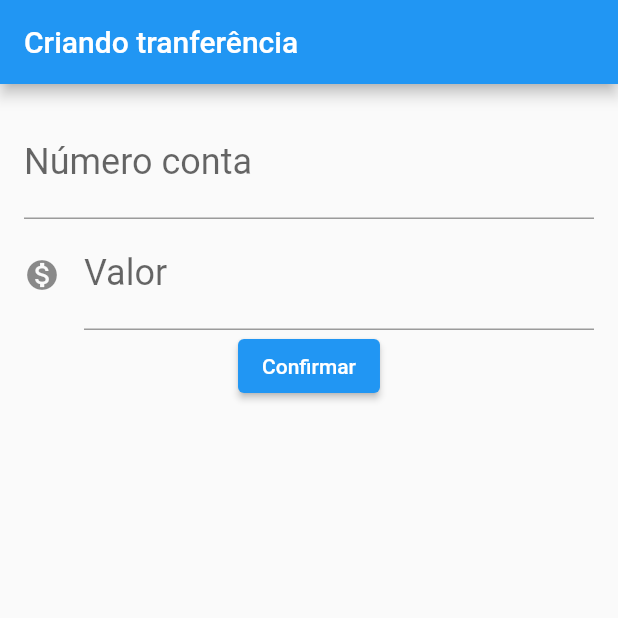
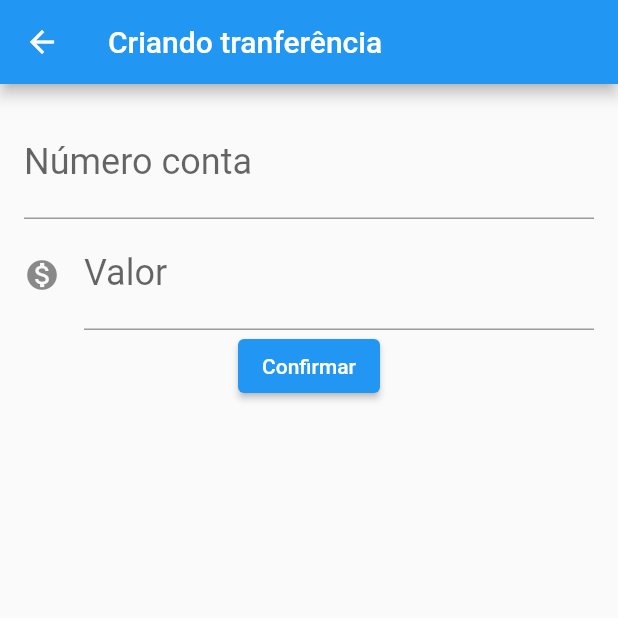
Before and after one commit to jefsterjr/bytebank, a Flutter app: the FormularioTransferencia screen opened directly, after a tap on "Confirmar", on a phone screen of 412 x 824 dp, the top half of it. Run offline on Flutter 3.47's test engine with Material 2 defaults, Android fonts, the phone set to English and light mode, and no system bars.

Commit message:
Implementação da lista dinamica

```diff
--- /dev/null
+++ b/lib/components/editor.dart
@@ -0,0 +1,22 @@
+import 'package:flutter/material.dart';
+
+class Editor extends StatelessWidget {
+  final TextEditingController? controller;
+  final String? label;
+  final String? hint;
+  final Icon? icon;
+
+  const Editor({this.controller, this.label, this.hint, this.icon});
+
+  @override
+  Widget build(BuildContext context) {
+    return TextField(
+        controller: controller,
+        style: textStyle(),
+        keyboardType: TextInputType.number,
+        decoration:
+            InputDecoration(labelText: label, hintText: hint, icon: icon));
+  }
+
+  TextStyle textStyle() => const TextStyle(fontSize: 24.0);
+}
--- a/lib/main.dart
+++ b/lib/main.dart
@@ -1,4 +1,4 @@
-import 'package:bytebank/transferencia/formulario.dart';
+import 'package:bytebank/transferencia/listagem.dart';
 import 'package:flutter/material.dart';
 
 void main() {
@@ -6,5 +6,5 @@ void main() {
 }
 
 MaterialApp ByteBankApp() {
-  return MaterialApp(home: FormularioTransferencia());
+  return MaterialApp(home: ListagemTransferencia());
 }
--- a/lib/transferencia/formulario.dart
+++ b/lib/transferencia/formulario.dart
@@ -1,3 +1,4 @@
+import 'package:bytebank/components/editor.dart';
 import 'package:bytebank/transferencia/transferencia.dart';
 import 'package:flutter/material.dart';
 
@@ -15,38 +16,18 @@ class FormularioTransferencia extends StatelessWidget {
           padding: const EdgeInsets.all(16.0),
           child: Column(
             children: <Widget>[
-              TextField(
-                controller: _controllerNumeroConta,
-                style: textStyle(),
-                key: const Key("numeroConta"),
-                keyboardType: TextInputType.number,
-                decoration: const InputDecoration(
-                    labelText: "Número conta", hintText: '0000'),
-              ),
-              TextField(
-                key: const Key("valor"),
-                controller: _controllerValor,
-                keyboardType: TextInputType.number,
-                decoration: const InputDecoration(
-                    labelText: "Valor",
-                    hintText: '0.000,00',
-                    icon: Icon(Icons.monetization_on)),
-                style: textStyle(),
-              ),
+              Editor(
+                  label: "Número conta",
+                  controller: _controllerNumeroConta,
+                  hint: '0000'),
+              Editor(
+                  label: "Valor",
+                  controller: _controllerValor,
+                  icon: const Icon(Icons.monetization_on),
+                  hint: '0.000,00'),
               ElevatedButton(
                   onPressed: () {
-                    int? numeroConta =
-                        int.tryParse(_controllerNumeroConta.text);
-                    double? valor = double.tryParse(_controllerValor.text);
-                    if (numeroConta != null && valor != null) {
-                      var transferenciaCriada =
-                          Transferencia(numeroConta, valor);
-                      ScaffoldMessenger.of(context).showSnackBar(
-                        SnackBar(
-                          content: Text('$transferenciaCriada'),
-                        ),
-                      );
-                    }
+                    criarTransferencia(context);
                   },
                   child: const Text("Confirmar"))
             ],
@@ -54,5 +35,11 @@ class FormularioTransferencia extends StatelessWidget {
         ));
   }
 
-  TextStyle textStyle() => const TextStyle(fontSize: 24.0);
+  void criarTransferencia(BuildContext context) {
+    int? numeroConta = int.tryParse(_controllerNumeroConta.text);
+    double? valor = double.tryParse(_controllerValor.text);
+    if (numeroConta != null && valor != null) {
+      Navigator.pop(context, Transferencia(numeroConta, valor));
+    }
+  }
 }
--- a/lib/transferencia/listagem.dart
+++ b/lib/transferencia/listagem.dart
@@ -1,3 +1,4 @@
+import 'package:bytebank/transferencia/formulario.dart';
 import 'package:bytebank/transferencia/item.dart';
 import 'package:bytebank/transferencia/transferencia.dart';
 import 'package:flutter/material.dart';
@@ -9,12 +10,25 @@ class ListagemTransferencia extends StatelessWidget {
   Widget build(BuildContext context) {
     var listagem = Scaffold(
         appBar: AppBar(title: Text("Tranferências")),
-        floatingActionButton:
-            FloatingActionButton(onPressed: () {}, child: Icon(Icons.add)),
+        floatingActionButton: FloatingActionButton(
+            onPressed: () {
+              final Future<Transferencia?> future =
+                  Navigator.push(context, MaterialPageRoute(builder: (context) {
+                return FormularioTransferencia();
+              }));
+              future.then((transferencia) => {
+                    ScaffoldMessenger.of(context).showSnackBar(
+                      SnackBar(
+                        content: Text('$transferencia'),
+                      ),
+                    )
+                  });
+            },
+            child: Icon(Icons.add)),
         body: Column(children: const <Widget>[
           ItemTransferencia(Transferencia(5402, 200.0)),
-          ItemTransferencia(Transferencia(542-2, 102.0)),
-          ItemTransferencia(Transferencia(2784670-0, 500))
+          ItemTransferencia(Transferencia(542 - 2, 102.0)),
+          ItemTransferencia(Transferencia(2784670 - 0, 500))
         ]));
     return listagem;
   }
```
